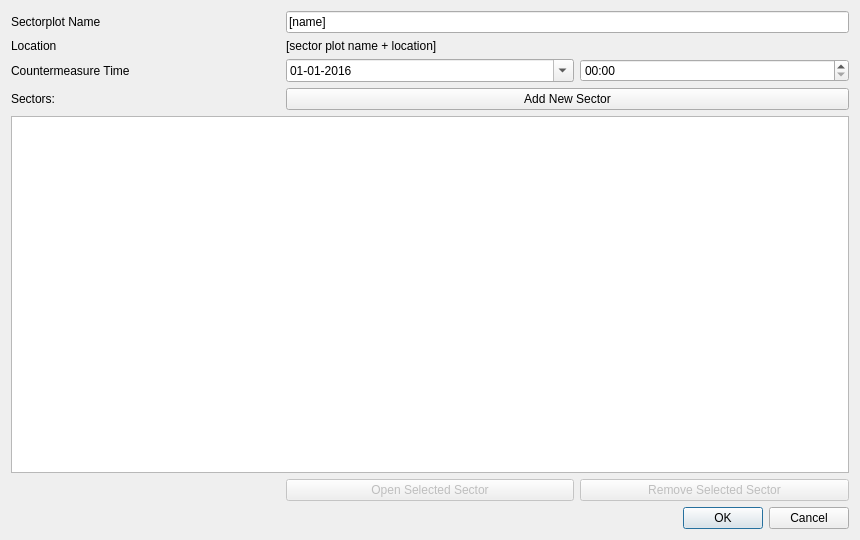
rduivenvoorde/sectorplot, file SectorPlot/sectorplot_sectorplotset_dialog_base.ui: the form before one commit.
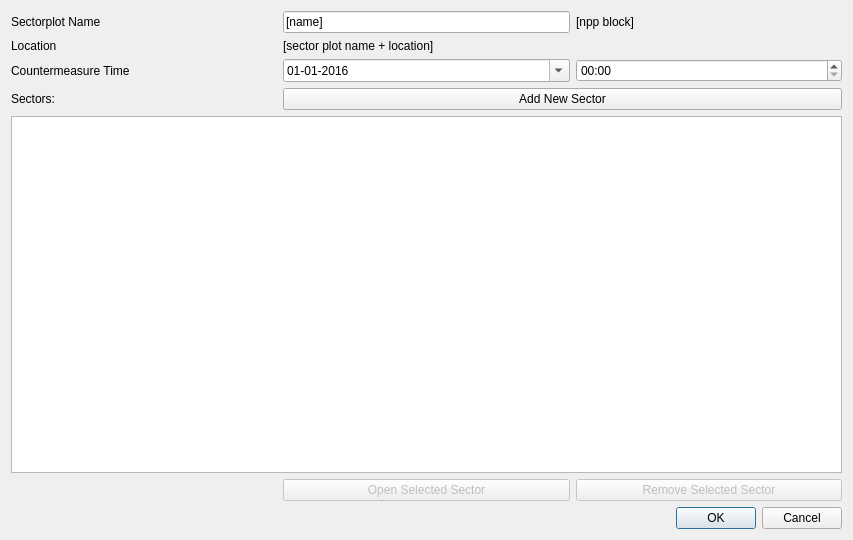
The form after the commit.

Commit message: saving npp and showing in sectorplotsets list

Diff of the .ui file:
```diff
--- a/SectorPlot/sectorplot_sectorplotset_dialog_base.ui
+++ b/SectorPlot/sectorplot_sectorplotset_dialog_base.ui
@@ -9,7 +9,7 @@
    <rect>
     <x>0</x>
     <y>0</y>
-    <width>860</width>
+    <width>853</width>
     <height>540</height>
    </rect>
   </property>
@@ -119,13 +119,20 @@
      </property>
     </widget>
    </item>
-   <item row="0" column="2" colspan="4">
+   <item row="0" column="2" colspan="2">
     <widget class="QLineEdit" name="le_sectorplot_name">
      <property name="text">
       <string>[name]</string>
      </property>
     </widget>
    </item>
+   <item row="0" column="4" colspan="2">
+    <widget class="QLabel" name="lbl_npp_block">
+     <property name="text">
+      <string>[npp block]</string>
+     </property>
+    </widget>
+   </item>
   </layout>
  </widget>
  <resources/>
```
The commit also changes 5 other files.
